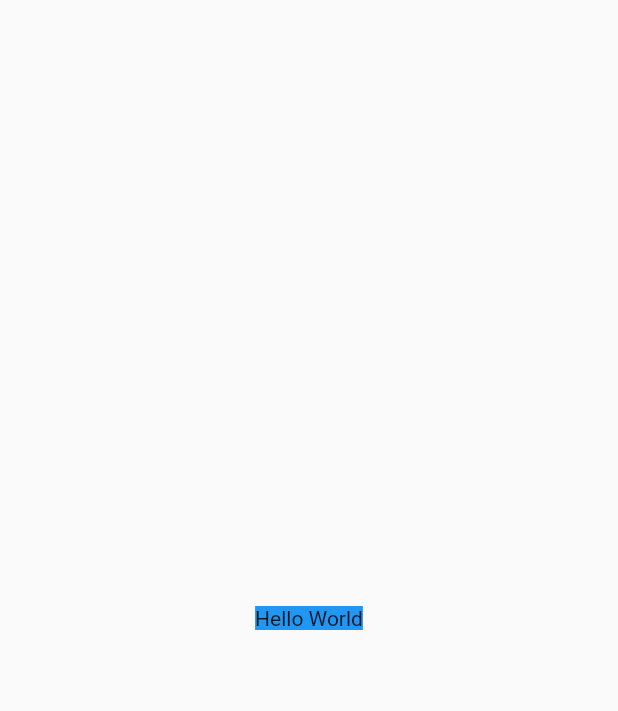
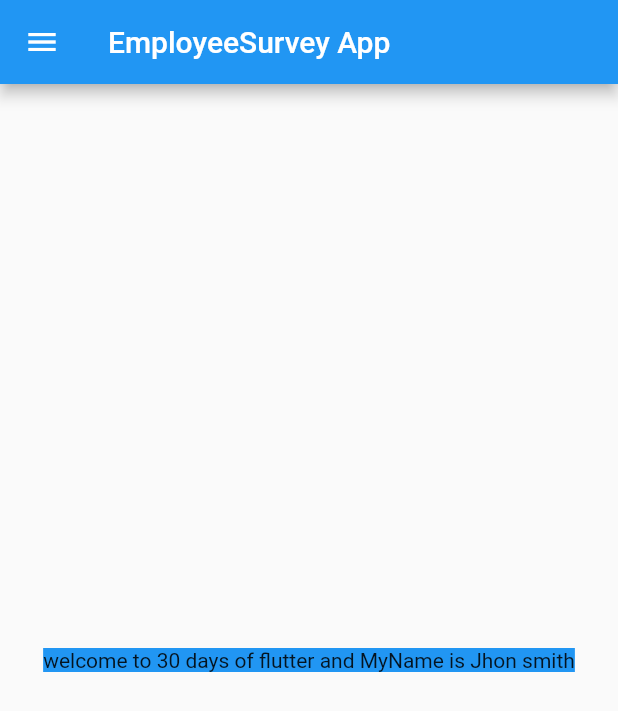
Before and after one commit to taheralimomin/flutterDemo, a Flutter app: the screen it shows after launch, on a phone screen of 412 x 824 dp. Shown: the top 711 px of the screen. Run offline on Flutter 3.47's test engine with Material 2 defaults, Android fonts, the phone set to English and light mode, and no system bars.

Commit message:
Day2 completed

```diff
--- /dev/null
+++ b/lib/home_page.dart
@@ -0,0 +1,26 @@
+// ignore_for_file: avoid_unnecessary_containers, prefer_const_constructors
+
+import 'package:flutter/material.dart';
+
+class HomePage extends StatelessWidget {
+  const HomePage({Key? key}) : super(key: key);
+
+  @override
+  Widget build(BuildContext context) {
+    const int days = 30;
+    const String name = "Jhon smith";
+
+    return Scaffold(
+      appBar: AppBar(
+        title: Text("EmployeeSurvey App"),
+      ),
+      body: Center(
+        child: Container(
+          child: Text("welcome to $days days of flutter and MyName is $name"),
+          color: Colors.blue,
+        ),
+      ),
+      drawer: Drawer(),
+    );
+  }
+}
--- a/lib/main.dart
+++ b/lib/main.dart
@@ -1,6 +1,7 @@
 // ignore_for_file: prefer_const_constructors
 
 import 'package:flutter/material.dart';
+import 'package:flutter_application_2/home_page.dart';
 
 void main() {
   runApp(MyApp());
@@ -12,14 +13,7 @@
   @override
   Widget build(BuildContext context) {
     return MaterialApp(
-      home: Material(
-        child: Center(
-          child: Container(
-            child: Text("Hello World"),
-            color: Colors.blue,
-          ),
-        ),
-      ),
+      home: HomePage(),
     );
   }
 }
```
